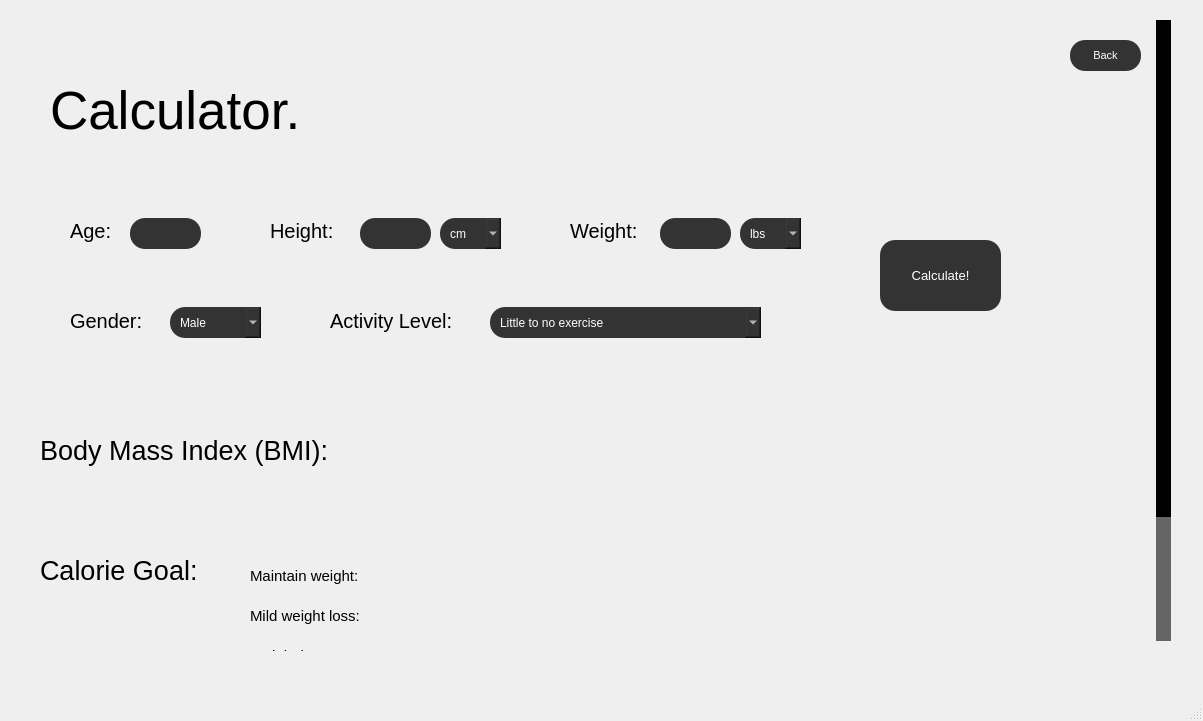
This is code/calculator.ui in amroomargit/Forge as Qt 5 draws it before an edit. The edited form follows.
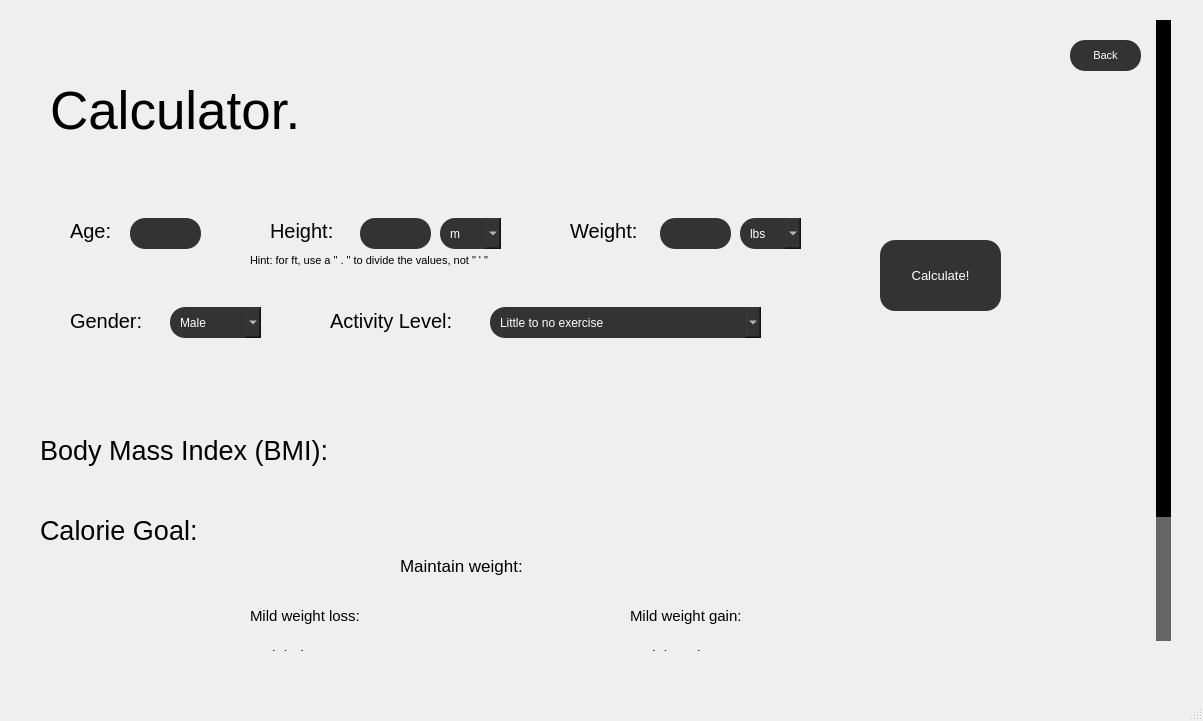
This is the edited form. Icons and pictures are not drawn.

Commit message: Completed Calculator, fixed current measurements, currently working on fixing the dynamic widget population problem for the templates

What changed in the file:
```diff
--- a/code/calculator.ui
+++ b/code/calculator.ui
@@ -425,7 +425,7 @@
       <property name="geometry">
        <rect>
         <x>50</x>
-        <y>530</y>
+        <y>490</y>
         <width>191</width>
         <height>61</height>
        </rect>
@@ -442,15 +442,15 @@
      <widget class="QLabel" name="maintainWLabel">
       <property name="geometry">
        <rect>
-        <x>260</x>
-        <y>550</y>
-        <width>141</width>
+        <x>410</x>
+        <y>540</y>
+        <width>161</width>
         <height>31</height>
        </rect>
       </property>
       <property name="font">
        <font>
-        <pointsize>11</pointsize>
+        <pointsize>13</pointsize>
        </font>
       </property>
       <property name="text">
@@ -460,15 +460,15 @@
      <widget class="QLabel" name="maintainWResultLabel">
       <property name="geometry">
        <rect>
-        <x>410</x>
-        <y>550</y>
-        <width>181</width>
+        <x>550</x>
+        <y>540</y>
+        <width>91</width>
         <height>31</height>
        </rect>
       </property>
       <property name="font">
        <font>
-        <pointsize>11</pointsize>
+        <pointsize>13</pointsize>
        </font>
       </property>
       <property name="text">
@@ -532,7 +532,7 @@
      <widget class="QLabel" name="weightLossResultLabel">
       <property name="geometry">
        <rect>
-        <x>400</x>
+        <x>410</x>
         <y>630</y>
         <width>181</width>
         <height>31</height>
@@ -626,7 +626,7 @@
       </property>
       <item>
        <property name="text">
-        <string>cm</string>
+        <string>m</string>
        </property>
       </item>
       <item>
@@ -635,6 +635,132 @@
        </property>
       </item>
      </widget>
+     <widget class="QLabel" name="label">
+      <property name="geometry">
+       <rect>
+        <x>260</x>
+        <y>240</y>
+        <width>291</width>
+        <height>20</height>
+       </rect>
+      </property>
+      <property name="font">
+       <font>
+        <pointsize>8</pointsize>
+       </font>
+      </property>
+      <property name="text">
+       <string>Hint: for ft, use a &quot; . &quot; to divide the values, not &quot; ' &quot;</string>
+      </property>
+     </widget>
+     <widget class="QLabel" name="mildWGLabel">
+      <property name="geometry">
+       <rect>
+        <x>640</x>
+        <y>590</y>
+        <width>141</width>
+        <height>31</height>
+       </rect>
+      </property>
+      <property name="font">
+       <font>
+        <pointsize>11</pointsize>
+       </font>
+      </property>
+      <property name="text">
+       <string>Mild weight gain:</string>
+      </property>
+     </widget>
+     <widget class="QLabel" name="weightGainLabel">
+      <property name="geometry">
+       <rect>
+        <x>640</x>
+        <y>630</y>
+        <width>141</width>
+        <height>31</height>
+       </rect>
+      </property>
+      <property name="font">
+       <font>
+        <pointsize>11</pointsize>
+       </font>
+      </property>
+      <property name="text">
+       <string>Weight gain:</string>
+      </property>
+     </widget>
+     <widget class="QLabel" name="calorieLabel6">
+      <property name="geometry">
+       <rect>
+        <x>790</x>
+        <y>630</y>
+        <width>181</width>
+        <height>31</height>
+       </rect>
+      </property>
+      <property name="font">
+       <font>
+        <pointsize>11</pointsize>
+       </font>
+      </property>
+      <property name="text">
+       <string/>
+      </property>
+     </widget>
+     <widget class="QLabel" name="extremeWeightGainLabel">
+      <property name="geometry">
+       <rect>
+        <x>640</x>
+        <y>670</y>
+        <width>171</width>
+        <height>31</height>
+       </rect>
+      </property>
+      <property name="font">
+       <font>
+        <pointsize>11</pointsize>
+       </font>
+      </property>
+      <property name="text">
+       <string>Extreme weight gain:</string>
+      </property>
+     </widget>
+     <widget class="QLabel" name="calorieLabel7">
+      <property name="geometry">
+       <rect>
+        <x>790</x>
+        <y>670</y>
+        <width>181</width>
+        <height>31</height>
+       </rect>
+      </property>
+      <property name="font">
+       <font>
+        <pointsize>11</pointsize>
+       </font>
+      </property>
+      <property name="text">
+       <string/>
+      </property>
+     </widget>
+     <widget class="QLabel" name="calorieLabel5">
+      <property name="geometry">
+       <rect>
+        <x>790</x>
+        <y>590</y>
+        <width>181</width>
+        <height>31</height>
+       </rect>
+      </property>
+      <property name="font">
+       <font>
+        <pointsize>11</pointsize>
+       </font>
+      </property>
+      <property name="text">
+       <string/>
+      </property>
+     </widget>
     </widget>
    </widget>
   </widget>
```
Left out of the diff: 12 changed lines with no effect on the pictures. The commit also changes 36 other files.
